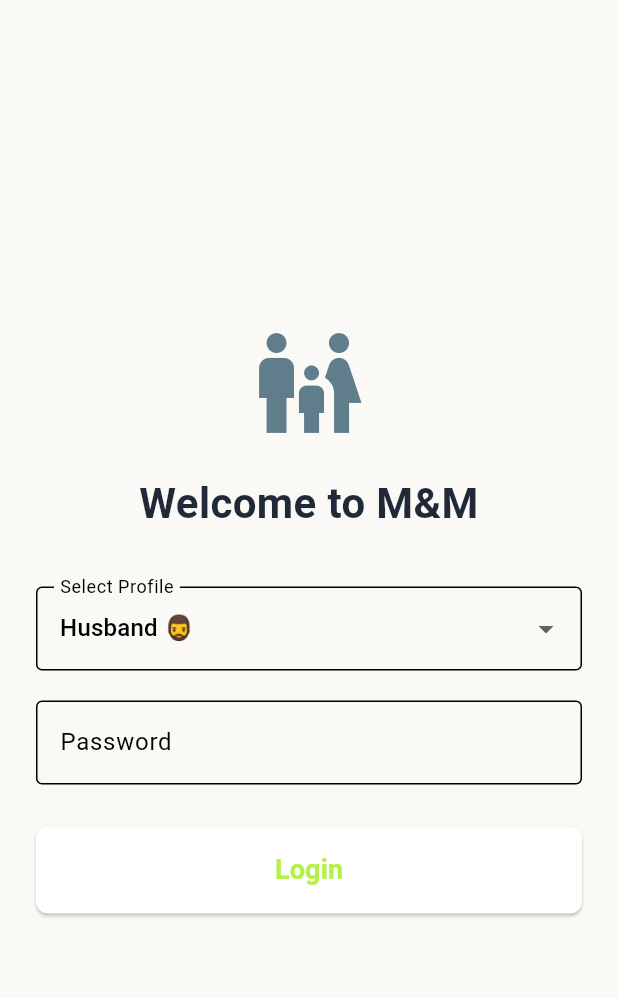
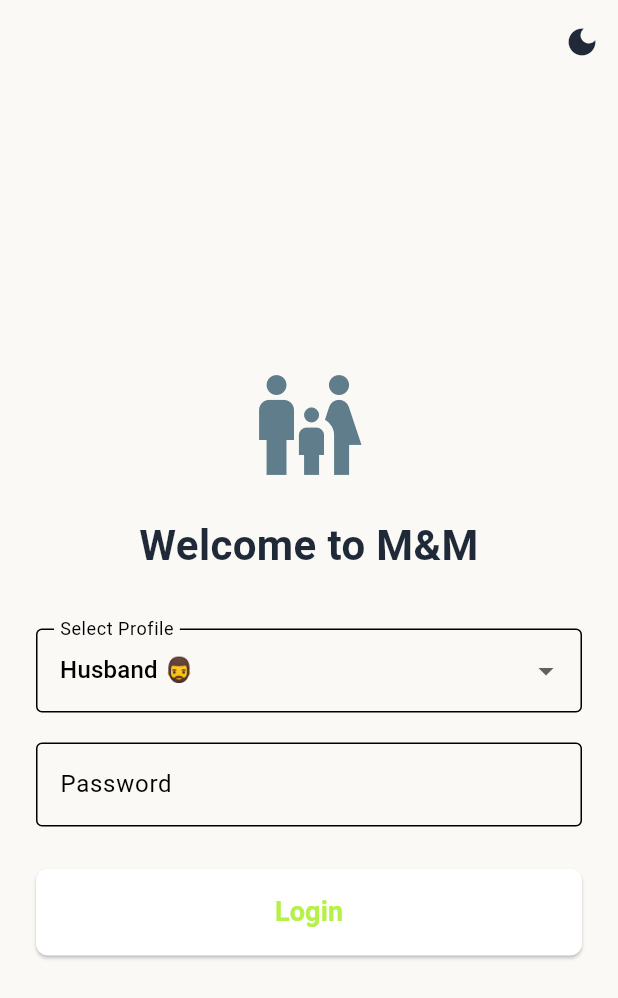
Before and after one commit to smmurad518/Family-Ledger, a Flutter app: the screen it shows after launch, on a phone screen of 412 x 824 dp. Shown: the top 998 px of the screen. Run offline on Flutter 3.47's test engine with Material 3 defaults, Android fonts, the phone set to English and light mode, and no system bars; our stand-ins replace cloud_firestore, firebase_core, hive_flutter; accounts and stored records are empty; network calls fail; Roboto replaces fonts that are missing (Nunito).

Commit message:
Fix: Update error notification to English, resolve vertical scroll lock, and fix dark/light mode toggle across web and flutter

```diff
--- a/family_ledger_flutter/lib/main.dart
+++ b/family_ledger_flutter/lib/main.dart
@@ -25,15 +25,14 @@ class FamilyLedgerApp extends StatelessWidget {
 
     // Theme setup based on profile & theme settings
     final primaryColor = isHusband ? const Color(0xFFB5F148) : const Color(0xFFFF4B72);
-    final scaffoldBg = isDark
-        ? (isHusband ? const Color(0xFF0A0A0C) : const Color(0xFF0C0A0B))
-        : (isHusband ? const Color(0xFFFAF9F6) : const Color(0xFFFFF5F6));
+    final lightScaffoldBg = isHusband ? const Color(0xFFFAF9F6) : const Color(0xFFFFF5F6);
+    final darkScaffoldBg = isHusband ? const Color(0xFF0A0A0C) : const Color(0xFF0C0A0B);
 
-    final cardBg = isDark
-        ? (isHusband ? const Color(0xFF15161A) : const Color(0xFF171415))
-        : Colors.white;
+    final lightCardBg = Colors.white;
+    final darkCardBg = isHusband ? const Color(0xFF15161A) : const Color(0xFF171415);
 
-    final textDark = isDark ? const Color(0xFFF3F4F6) : const Color(0xFF1F2937);
+    const lightTextDark = Color(0xFF1F2937);
+    const darkTextDark = Color(0xFFF3F4F6);
 
     return MaterialApp(
       title: 'M&M Family Ledger',
@@ -42,45 +41,49 @@ class FamilyLedgerApp extends StatelessWidget {
       theme: ThemeData(
         useMaterial3: true,
         brightness: Brightness.light,
-        scaffoldBackgroundColor: scaffoldBg,
-        cardColor: cardBg,
+        scaffoldBackgroundColor: lightScaffoldBg,
+        cardColor: lightCardBg,
         primaryColor: primaryColor,
-        dialogBackgroundColor: cardBg,
+        dialogBackgroundColor: lightCardBg,
         colorScheme: ColorScheme.light(
           primary: primaryColor,
           secondary: isHusband ? const Color(0xFF0D9488) : const Color(0xFFBE185D),
-          surface: cardBg,
-          background: scaffoldBg,
+          surface: lightCardBg,
+          background: lightScaffoldBg,
         ),
-        textTheme: TextTheme(
-          bodyLarge: TextStyle(color: textDark, fontFamily: 'Nunito'),
-          bodyMedium: TextStyle(color: textDark, fontFamily: 'Nunito'),
+        textTheme: const TextTheme(
+          bodyLarge: TextStyle(color: lightTextDark, fontFamily: 'Nunito'),
+          bodyMedium: TextStyle(color: lightTextDark, fontFamily: 'Nunito'),
+          titleLarge: TextStyle(color: lightTextDark, fontFamily: 'Outfit', fontWeight: FontWeight.bold),
         ),
-        appBarTheme: AppBarTheme(
-          backgroundColor: cardBg,
-          foregroundColor: textDark,
+        appBarTheme: const AppBarTheme(
+          backgroundColor: Colors.white,
+          foregroundColor: lightTextDark,
+          elevation: 0.5,
         ),
       ),
       darkTheme: ThemeData(
         useMaterial3: true,
         brightness: Brightness.dark,
-        scaffoldBackgroundColor: scaffoldBg,
-        cardColor: cardBg,
+        scaffoldBackgroundColor: darkScaffoldBg,
+        cardColor: darkCardBg,
         primaryColor: primaryColor,
-        dialogBackgroundColor: cardBg,
+        dialogBackgroundColor: darkCardBg,
         colorScheme: ColorScheme.dark(
           primary: primaryColor,
           secondary: isHusband ? const Color(0xFF34D399) : const Color(0xFFF472B6),
-          surface: cardBg,
-          background: scaffoldBg,
+          surface: darkCardBg,
+          background: darkScaffoldBg,
         ),
-        textTheme: TextTheme(
-          bodyLarge: TextStyle(color: textDark, fontFamily: 'Nunito'),
-          bodyMedium: TextStyle(color: textDark, fontFamily: 'Nunito'),
+        textTheme: const TextTheme(
+          bodyLarge: TextStyle(color: darkTextDark, fontFamily: 'Nunito'),
+          bodyMedium: TextStyle(color: darkTextDark, fontFamily: 'Nunito'),
+          titleLarge: TextStyle(color: darkTextDark, fontFamily: 'Outfit', fontWeight: FontWeight.bold),
         ),
         appBarTheme: AppBarTheme(
-          backgroundColor: cardBg,
-          foregroundColor: textDark,
+          backgroundColor: darkCardBg,
+          foregroundColor: darkTextDark,
+          elevation: 0.5,
         ),
       ),
       home: appState.loggedInUser == null ? const LoginScreen() : const HomeScreen(),
--- a/family_ledger_flutter/lib/screens/login_screen.dart
+++ b/family_ledger_flutter/lib/screens/login_screen.dart
@@ -46,7 +46,7 @@ class _LoginScreenState extends State<LoginScreen> {
 
     if (!success) {
       setState(() {
-        _errorMessage = 'ভুল পাসওয়ার্ড! সঠিক পাসওয়ার্ড দিন।';
+        _errorMessage = 'Incorrect password! Please enter the correct password.';
       });
       ScaffoldMessenger.of(context).showSnackBar(
         SnackBar(
@@ -56,7 +56,7 @@ class _LoginScreenState extends State<LoginScreen> {
               SizedBox(width: 10),
               Expanded(
                 child: Text(
-                  'ভুল পাসওয়ার্ড! অনুগ্রহ করে সঠিক পাসওয়ার্ড দিন।',
+                  'Incorrect password! Please enter the correct password.',
                   style: TextStyle(color: Colors.white, fontWeight: FontWeight.bold, fontSize: 14),
                 ),
               ),
@@ -74,9 +74,26 @@ class _LoginScreenState extends State<LoginScreen> {
 
   @override
   Widget build(BuildContext context) {
+    final appState = Provider.of<AppState>(context);
+    final isDark = appState.theme == 'dark';
+
     return Scaffold(
+      appBar: AppBar(
+        backgroundColor: Colors.transparent,
+        elevation: 0,
+        actions: [
+          IconButton(
+            icon: Icon(
+              isDark ? Icons.light_mode : Icons.dark_mode,
+            ),
+            tooltip: 'Toggle Theme',
+            onPressed: () => appState.toggleTheme(),
+          ),
+        ],
+      ),
       body: Center(
         child: SingleChildScrollView(
+          physics: const BouncingScrollPhysics(),
           padding: const EdgeInsets.all(24.0),
           child: Column(
             mainAxisAlignment: MainAxisAlignment.center,
@@ -115,19 +132,19 @@ class _LoginScreenState extends State<LoginScreen> {
                   margin: const EdgeInsets.only(bottom: 16),
                   padding: const EdgeInsets.symmetric(horizontal: 14, vertical: 12),
                   decoration: BoxDecoration(
-                    color: Colors.red.shade50,
+                    color: isDark ? Colors.red.shade900.withOpacity(0.3) : Colors.red.shade50,
                     borderRadius: BorderRadius.circular(12),
                     border: Border.all(color: Colors.red.shade400, width: 1.5),
                   ),
                   child: Row(
                     children: [
-                      Icon(Icons.error, color: Colors.red.shade700, size: 22),
+                      Icon(Icons.error, color: isDark ? Colors.redAccent : Colors.red.shade700, size: 22),
                       const SizedBox(width: 10),
                       Expanded(
                         child: Text(
                           _errorMessage!,
                           style: TextStyle(
-                            color: Colors.red.shade900,
+                            color: isDark ? Colors.red.shade200 : Colors.red.shade900,
                             fontWeight: FontWeight.bold,
                             fontSize: 13,
                           ),
--- a/version.json
+++ b/version.json
@@ -1 +1 @@
-{"version": "1792080743983"}
+{"version": "1792082045277"}
```
Also changed, not shown: family_ledger_flutter/lib/screens/home_screen.dart (+8 -0 lines), 4 other files.
